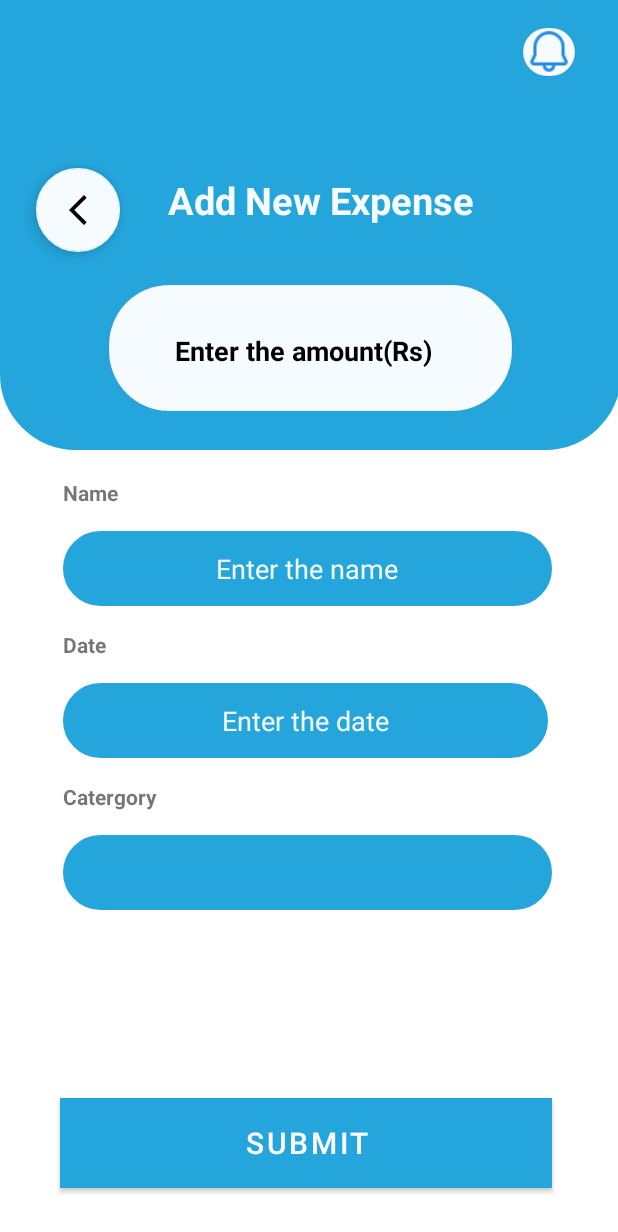
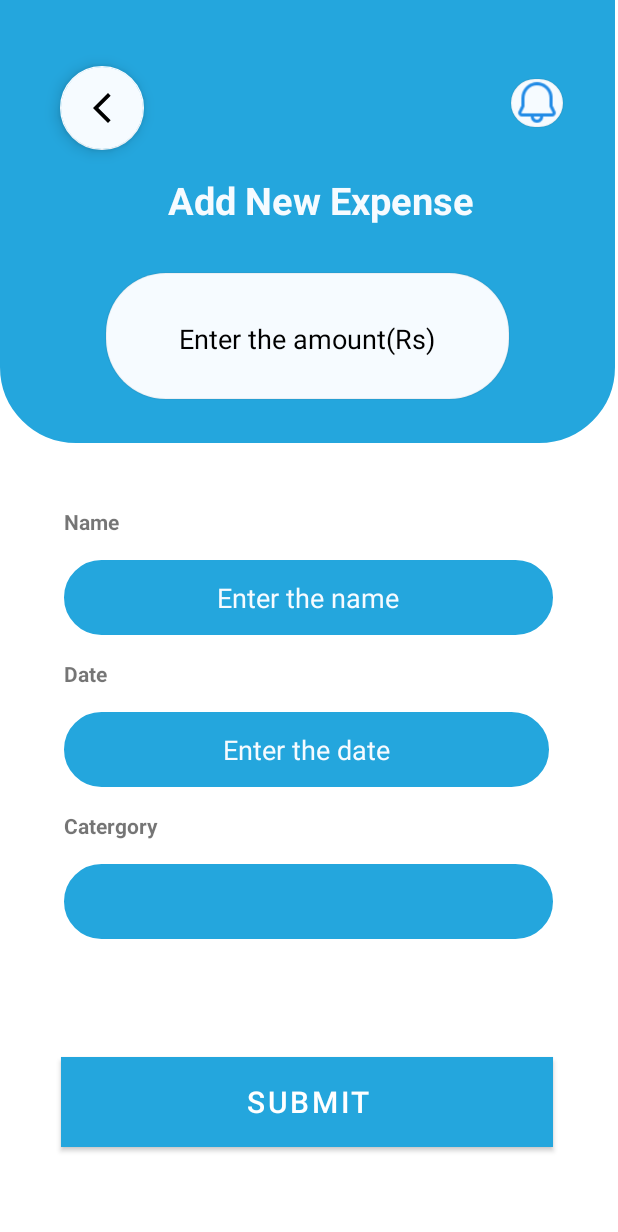
Before and after one commit to PoornimaPalliyaGuruge/mad-business-android-app, an Android app: the layout add_new_expense.xml on its own in the app's theme, with its tools: preview values and no code run, on a phone screen of 412 x 824 dp. Shown: the top 1232 px of the screen. Run offline under Robolectric (Android 15) with nearby library versions, the phone set to English and light mode, and no system bars.

Commit message:
Expense_Update_UI

```diff
--- a/app/src/main/res/layout/add_new_expense.xml
+++ b/app/src/main/res/layout/add_new_expense.xml
@@ -8,12 +8,16 @@
 
     <ImageView
         android:id="@+id/imageView9"
-        android:layout_width="414dp"
-        android:layout_height="352dp"
-        android:layout_marginBottom="19dp"
+        android:layout_width="410dp"
+        android:layout_height="371dp"
+        android:layout_marginTop="-50dp"
+        android:layout_marginBottom="60dp"
         app:layout_constraintBottom_toTopOf="@+id/linearLayout"
         app:layout_constraintEnd_toEndOf="parent"
+        app:layout_constraintHorizontal_bias="0.0"
         app:layout_constraintStart_toStartOf="parent"
+        app:layout_constraintTop_toTopOf="parent"
+        app:layout_constraintVertical_bias="0.611"
         app:srcCompat="@drawable/white_rounded_bg" />
 
     <TextView
@@ -36,10 +40,12 @@
         android:id="@+id/notify_bell3"
         android:layout_width="36dp"
         android:layout_height="33dp"
-        android:layout_marginTop="18dp"
-        android:layout_marginEnd="28dp"
+        android:layout_marginTop="52dp"
+        android:layout_marginEnd="32dp"
         android:background="@drawable/white_circle"
         app:layout_constraintEnd_toEndOf="parent"
+        app:layout_constraintHorizontal_bias="0.983"
+        app:layout_constraintStart_toEndOf="@+id/backTo"
         app:layout_constraintTop_toTopOf="parent"
         app:srcCompat="@drawable/notfy" />
 
@@ -48,13 +54,13 @@
         android:layout_width="270dp"
         android:layout_height="85dp"
         android:layout_marginStart="70dp"
-        android:layout_marginTop="28dp"
+        android:layout_marginTop="20dp"
         android:layout_marginEnd="70dp"
         android:background="@color/blue_light"
         android:backgroundTint="@color/blue_light"
         android:fadingEdge="horizontal"
         app:layout_constraintEnd_toEndOf="parent"
-        app:layout_constraintHorizontal_bias="1.0"
+        app:layout_constraintHorizontal_bias="0.0"
         app:layout_constraintStart_toStartOf="parent"
         app:layout_constraintTop_toBottomOf="@+id/expenses2"
         app:srcCompat="@drawable/white_circle" />
@@ -64,18 +70,21 @@
         android:layout_width="214dp"
         android:layout_height="58dp"
         android:layout_marginStart="96dp"
-        android:layout_marginTop="44dp"
+        android:layout_marginTop="36dp"
         android:backgroundTint="@color/app_theam_light"
         android:ems="10"
         android:hint="Enter the amount(Rs)"
         android:inputType="numberDecimal"
         android:textAlignment="center"
-        android:textColor="@color/black"
+        android:textColor="@color/edit_text_background"
         android:textColorHint="@color/black"
-        android:textStyle="bold"
         app:circularflow_radiusInDP="5dp"
+        app:layout_constraintBottom_toBottomOf="@+id/imageView9"
+        app:layout_constraintEnd_toEndOf="@+id/imageView3"
+        app:layout_constraintHorizontal_bias="0.066"
         app:layout_constraintStart_toStartOf="parent"
-        app:layout_constraintTop_toBottomOf="@+id/expenses2" />
+        app:layout_constraintTop_toBottomOf="@+id/expenses2"
+        app:layout_constraintVertical_bias="0.0" />
 
     <LinearLayout
         android:id="@+id/linearLayout"
@@ -83,7 +92,11 @@
         android:layout_height="304dp"
         android:layout_marginStart="26dp"
         android:layout_marginTop="44dp"
+        android:layout_marginEnd="10dp"
+        android:layout_marginBottom="17dp"
         android:orientation="vertical"
+        app:layout_constraintBottom_toTopOf="@+id/savebtn"
+        app:layout_constraintEnd_toEndOf="parent"
         app:layout_constraintStart_toStartOf="parent"
         app:layout_constraintTop_toBottomOf="@+id/imageView3">
 
@@ -109,6 +122,7 @@
             android:hint="Enter the name"
             android:inputType="textPersonName"
             android:textAlignment="center"
+            android:textColor="@color/edit_text_background"
             android:textColorHint="@color/app_theam_light" />
 
         <TextView
@@ -133,7 +147,7 @@
             android:hint="Enter the date"
             android:inputType="date"
             android:textAlignment="center"
-            android:textColor="@color/black"
+            android:textColor="@color/edit_text_background"
             android:textColorHint="@color/app_theam_light" />
 
         <TextView
@@ -161,14 +175,14 @@
     </LinearLayout>
 
     <com.google.android.material.floatingactionbutton.FloatingActionButton
-        android:id="@+id/floatingActionButton2"
+        android:id="@+id/backTo"
         android:layout_width="wrap_content"
         android:layout_height="wrap_content"
-        android:layout_marginStart="24dp"
-        android:layout_marginBottom="656dp"
+        android:layout_marginStart="40dp"
+        android:layout_marginBottom="-100dp"
         android:clickable="true"
         app:backgroundTint="@color/app_theam_light"
-        app:layout_constraintBottom_toBottomOf="parent"
+        app:layout_constraintBottom_toTopOf="parent"
         app:layout_constraintStart_toStartOf="parent"
         app:srcCompat="@drawable/baseline_arrow_back_ios_new_24" />
 
@@ -177,15 +191,19 @@
         android:layout_width="328dp"
         android:layout_height="60dp"
         android:layout_marginStart="40dp"
+        android:layout_marginTop="17dp"
+        android:layout_marginEnd="43dp"
         android:layout_marginBottom="32dp"
         android:background="#673AB7"
         android:text="@string/submit"
         android:textColor="@color/white"
         android:textSize="20sp"
+        app:backgroundTint="@color/blue_light"
         app:cornerRadius="10dp"
-        app:backgroundTint="@color/blue_light"
         app:layout_constraintBottom_toBottomOf="parent"
-        app:layout_constraintStart_toStartOf="parent" />
+        app:layout_constraintEnd_toEndOf="parent"
+        app:layout_constraintStart_toStartOf="parent"
+        app:layout_constraintTop_toBottomOf="@+id/linearLayout" />
 
 
 </androidx.constraintlayout.widget.ConstraintLayout>
--- a/app/src/main/res/values/strings.xml
+++ b/app/src/main/res/values/strings.xml
@@ -15,6 +15,8 @@
     <string name="transport">Transportation</string>
     <string name="addnewExpense">Add New Expense</string>
     <string name="submit">Submit</string>
+    <string name="exp_update">Update</string>
+    <string name="exp_delete">Delete</string>
 
     <string-array name="expense_cat">
         <item></item>
```
Also changed, not shown: app/src/main/res/layout/expense_home.xml (+28 -16 lines), app/src/main/res/layout/expense_viewmore.xml (added, +315 -0 lines), app/src/main/res/drawable/edit_details.png (added).
